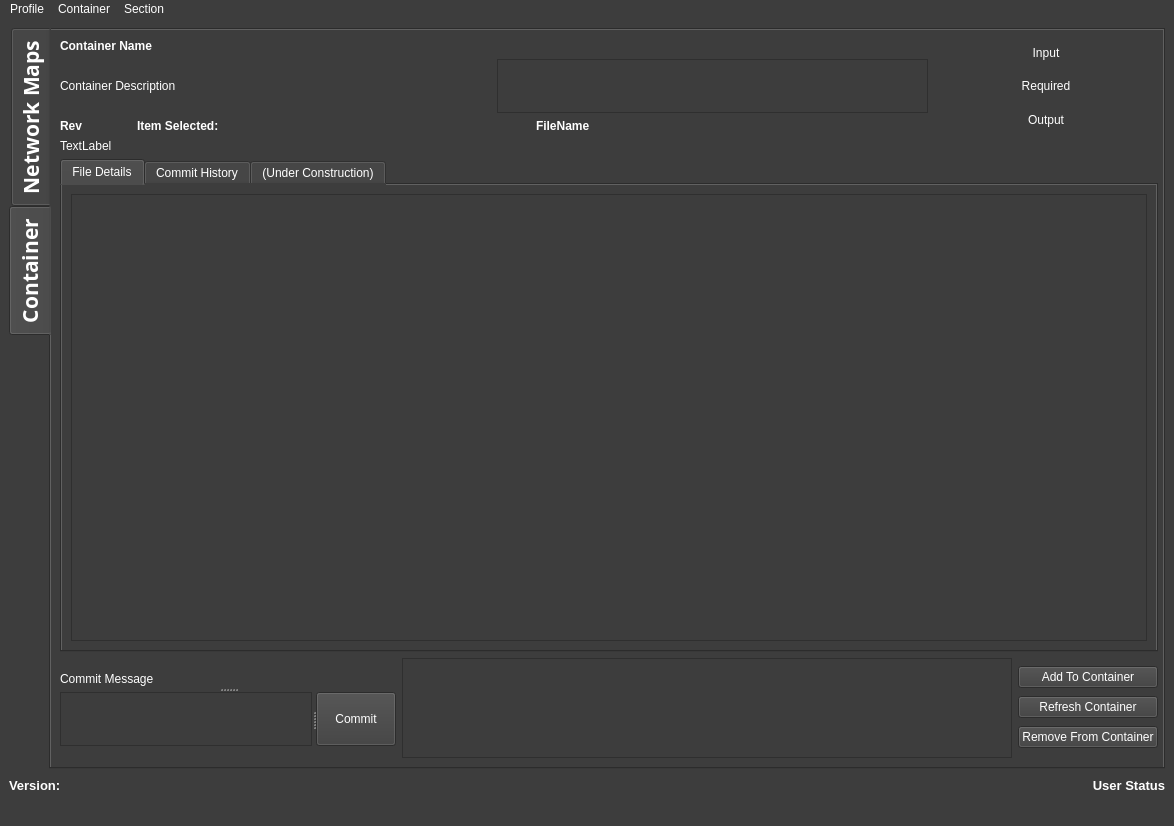
This is Graphics/UI/SagaGui.ui in inexplicable01/saga as Qt 5 draws it before an edit. The edited form follows.
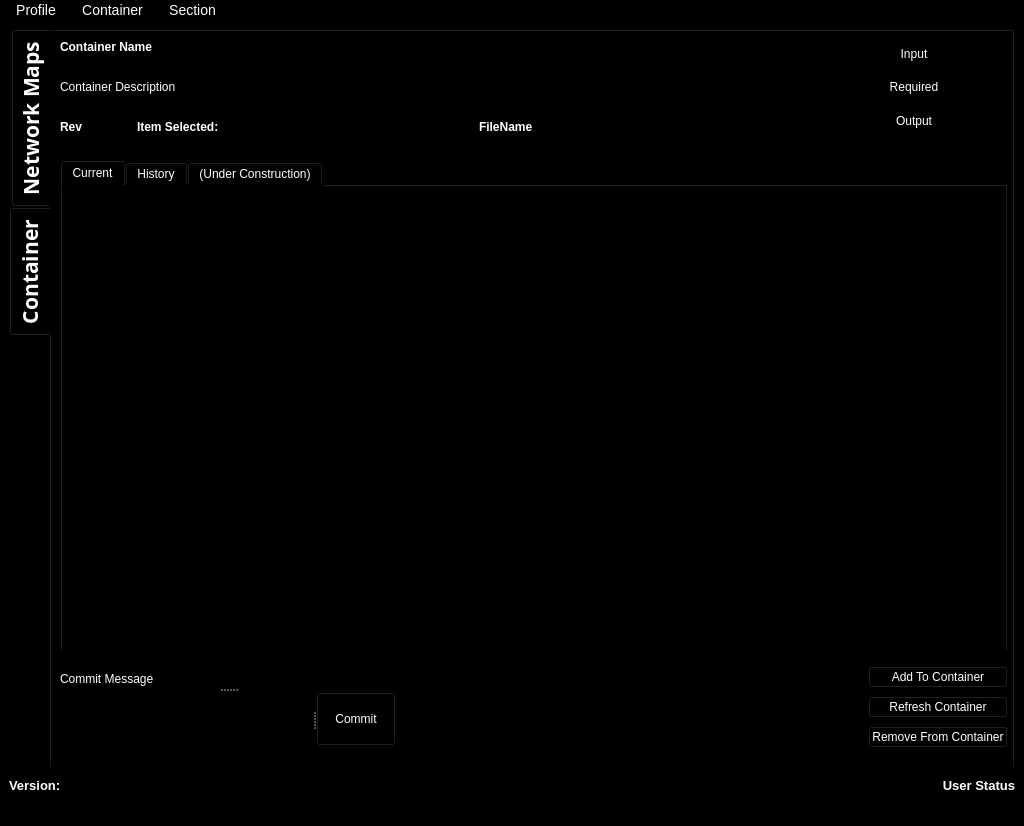
This is the edited form. The open tabs and pages were chosen to show the change. Icons and pictures are not drawn.

What changed in the file:
```diff
--- a/Graphics/UI/SagaGui.ui
+++ b/Graphics/UI/SagaGui.ui
@@ -6,7 +6,7 @@
    <rect>
     <x>0</x>
     <y>0</y>
-    <width>1174</width>
+    <width>1024</width>
     <height>826</height>
    </rect>
   </property>
@@ -26,7 +26,7 @@
   </property>
   <property name="styleSheet">
    <string notr="true">QWidget
-{	background-color: #3d3d3d;
+{	background-color: black;
 	color: white;
 }</string>
   </property>
@@ -43,47 +43,10 @@
    <property name="styleSheet">
     <string notr="true">QMainWindow
 {
-	background-color: #3d3d3d
+	background-color: black
 
 }
 
-QMenuBar
-{
-	background-color: #3d3d3d;
-	font-size: 14px;
-
-}
-
-QMenuBar::item {
-    spacing: 3px;           
-    padding: 2px 10px;
-    background-color: #3d3d3d;
-    color: white;  
-    border-radius: 5px;
-}
-
-QMenuBar::item:disabled {
-	color:rgb(139, 139, 139)
-}
-
- QMenuBar::item:selected, QMenu::item:hover{
- background-color: #5c55e9;
- }
-
-QMenu {
-    background-color: #ABABAB; /* sets background of the menu */
-    border: 1px solid black;
-}
-
- QMenu::item{
- background-color:solid rgb(61, 61, 61);
- color: #ffffff;
- }
-
- QMenu::item:selected, QMenu::item:hover{
- background-color: #5c55e9;
- }
-
 
 
 </string>
@@ -390,7 +353,7 @@
           <item>
            <widget class="QLabel" name="containerstatuslabel">
             <property name="text">
-             <string>TextLabel</string>
+             <string/>
             </property>
            </widget>
           </item>
@@ -399,12 +362,18 @@
             <property name="enabled">
              <bool>true</bool>
             </property>
+            <property name="tabShape">
+             <enum>QTabWidget::Rounded</enum>
+            </property>
             <property name="currentIndex">
-             <number>2</number>
+             <number>0</number>
+            </property>
+            <property name="elideMode">
+             <enum>Qt::ElideMiddle</enum>
             </property>
             <widget class="QWidget" name="filesdetailtab">
              <attribute name="title">
-              <string>File Details</string>
+              <string>Current</string>
              </attribute>
              <layout class="QVBoxLayout" name="verticalLayout_9" stretch="1">
               <item>
@@ -414,7 +383,7 @@
             </widget>
             <widget class="QWidget" name="commithistorytab">
              <attribute name="title">
-              <string>Commit History</string>
+              <string>History</string>
              </attribute>
              <layout class="QVBoxLayout" name="verticalLayout_10" stretch="0,10,1,0">
               <item>
@@ -537,7 +506,7 @@
                <widget class="QPushButton" name="addtocontainerbttn">
                 <property name="maximumSize">
                  <size>
-                  <width>271</width>
+                  <width>300</width>
                   <height>16777215</height>
                  </size>
                 </property>
@@ -548,6 +517,12 @@
               </item>
               <item>
                <widget class="QPushButton" name="refreshcontainerbttn">
+                <property name="maximumSize">
+                 <size>
+                  <width>300</width>
+                  <height>16777215</height>
+                 </size>
+                </property>
                 <property name="text">
                  <string>Refresh Container</string>
                 </property>
@@ -557,7 +532,7 @@
                <widget class="QPushButton" name="removefilebttn">
                 <property name="maximumSize">
                  <size>
-                  <width>271</width>
+                  <width>300</width>
                   <height>16777215</height>
                  </size>
                 </property>
@@ -646,12 +621,55 @@
     <rect>
      <x>0</x>
      <y>0</y>
-     <width>1174</width>
-     <height>21</height>
+     <width>1024</width>
+     <height>24</height>
     </rect>
    </property>
    <property name="font">
-    <font/>
+    <font>
+     <pointsize>-1</pointsize>
+    </font>
+   </property>
+   <property name="styleSheet">
+    <string notr="true">QMenuBar
+{
+	background-color: black;
+	font-size: 14px;
+
+}
+
+QMenuBar::item {
+    spacing: 3px;           
+    padding: 2px 10px;
+    background-color: black;
+    color: white;  
+    border-radius: 5px;
+}
+
+QMenuBar::item:disabled {
+	color:rgb(139, 139, 139)
+}
+
+ QMenuBar::item:selected, QMenu::item:hover{
+ background-color: qlineargradient(spread:repeat, x1:1, y1:0, x2:1, y2:1, stop:0 rgba(254, 171, 66, 255),stop:1 rgba(255, 153, 0, 255));
+ }
+
+QMenu {
+    background-color: black; /* sets background of the menu */
+    border: 1px solid black;
+    color: white
+}
+
+ QMenu::item{
+ background-color:solid rgb(61, 61, 61);
+ color: #ffffff;
+ }
+
+ QMenu::item:selected, QMenu::item:hover{
+ background-color: qlineargradient(spread:repeat, x1:1, y1:0, x2:1, y2:1, stop:0 rgba(254, 171, 66, 255),stop:1 rgba(255, 153, 0, 255));
+ }
+
+</string>
    </property>
    <widget class="QMenu" name="menuProfile">
     <property name="font">
```
Left out of the diff: 6 changed lines with no effect on the pictures.
